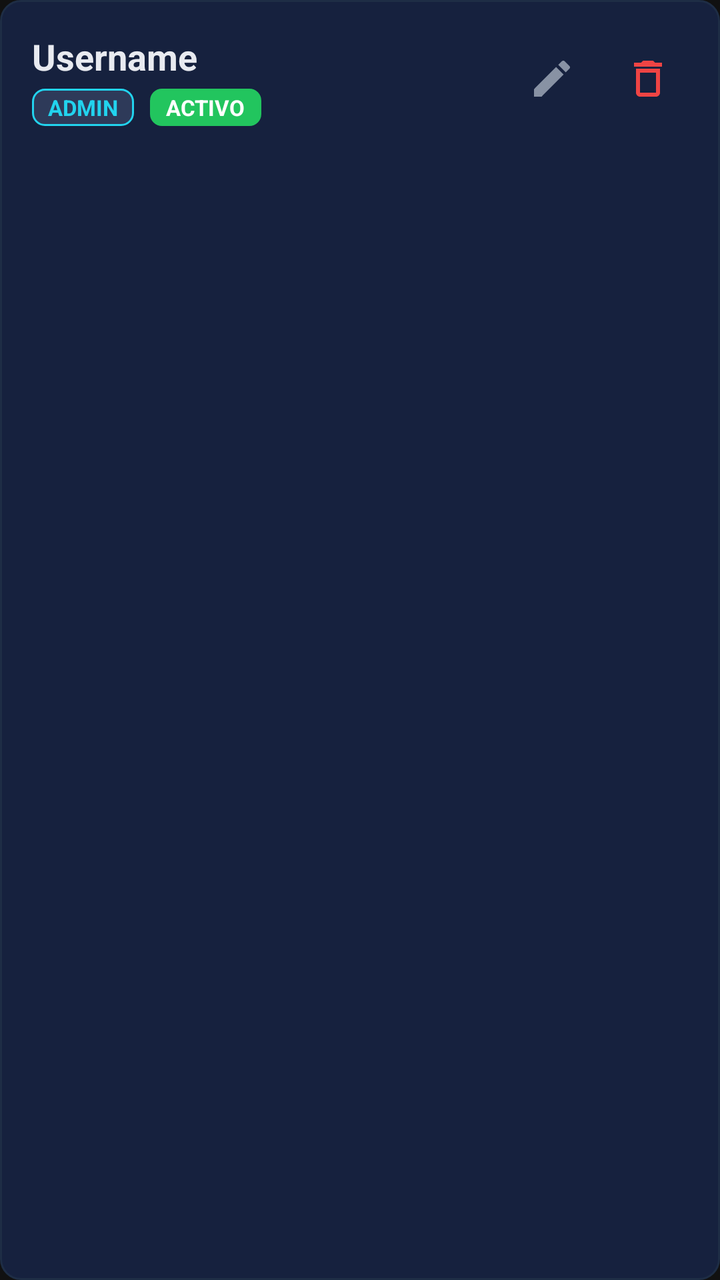
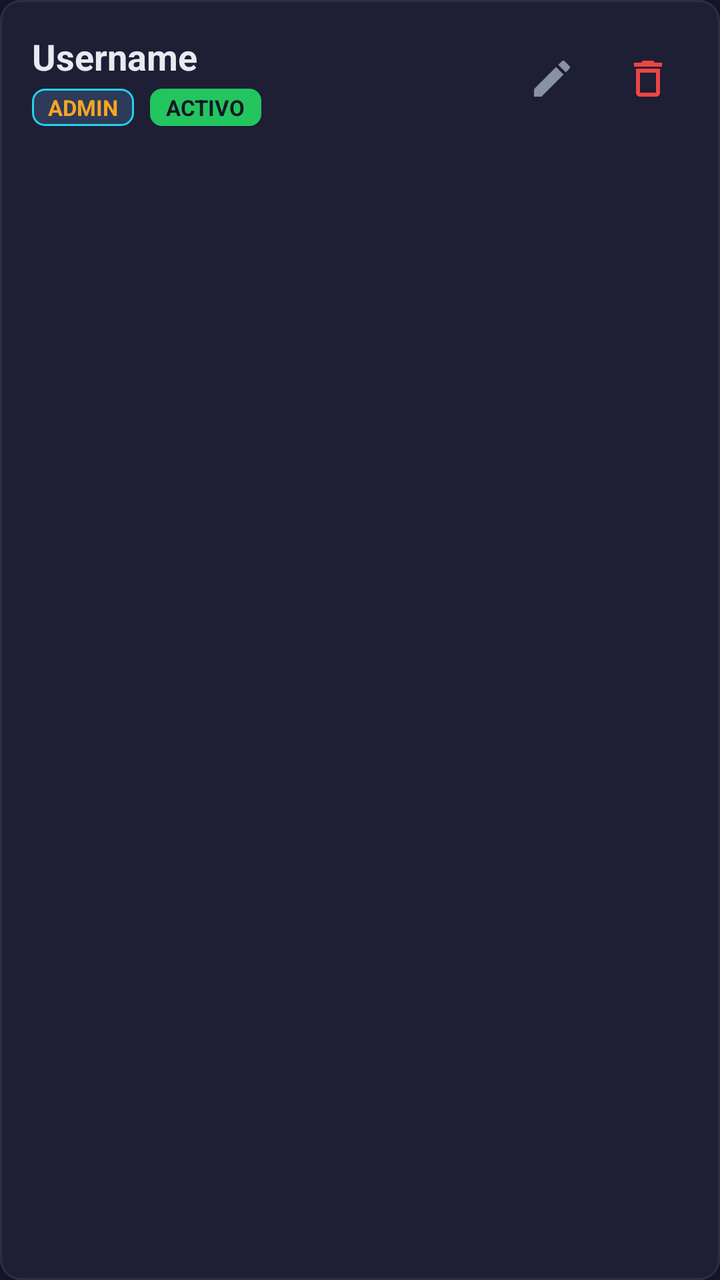

Screens rendered from an Android XML layout before and after an edit, with the pre-edit source and the edit as a unified diff.
<!-- AndroidManifest.xml: application theme Theme.Electrobazar -->
<!-- res/layout/item_worker_admin.xml -->
<?xml version="1.0" encoding="utf-8"?>
<LinearLayout xmlns:android="http://schemas.android.com/apk/res/android"
    xmlns:app="http://schemas.android.com/apk/res-auto"
    android:layout_width="match_parent"
    android:layout_height="wrap_content"
    android:layout_marginBottom="12dp"
    android:background="@drawable/bg_surface_rounded"
    android:orientation="vertical"
    android:padding="16dp">

    <LinearLayout
        android:layout_width="match_parent"
        android:layout_height="wrap_content"
        android:gravity="center_vertical"
        android:orientation="horizontal">

        <LinearLayout
            android:layout_width="0dp"
            android:layout_height="wrap_content"
            android:layout_weight="1"
            android:orientation="vertical">

            <TextView
                android:id="@+id/workerNameText"
                android:layout_width="wrap_content"
                android:layout_height="wrap_content"
                android:text="Username"
                android:textColor="@color/text_main"
                android:textSize="18sp"
                android:textStyle="bold" />

            <LinearLayout
                android:layout_width="wrap_content"
                android:layout_height="wrap_content"
                android:layout_marginTop="4dp"
                android:gravity="center_vertical"
                android:orientation="horizontal">

                <TextView
                    android:id="@+id/workerRoleBadge"
                    android:layout_width="wrap_content"
                    android:layout_height="wrap_content"
                    android:background="@drawable/badge_role_bg"
                    android:paddingHorizontal="8dp"
                    android:paddingVertical="2dp"
                    android:text="ADMIN"
                    android:textColor="#22d3ee"
                    android:textSize="11sp"
                    android:textStyle="bold" />

                <TextView
                    android:id="@+id/workerStatusBadge"
                    android:layout_width="wrap_content"
                    android:layout_height="wrap_content"
                    android:layout_marginStart="8dp"
                    android:background="@drawable/badge_active_yes"
                    android:paddingHorizontal="8dp"
                    android:paddingVertical="2dp"
                    android:text="ACTIVO"
                    android:textColor="@color/white"
                    android:textSize="11sp"
                    android:textStyle="bold" />

            </LinearLayout>
        </LinearLayout>

        <LinearLayout
            android:layout_width="wrap_content"
            android:layout_height="wrap_content"
            android:orientation="horizontal">

            <ImageButton
                android:id="@+id/editWorkerBtn"
                android:layout_width="40dp"
                android:layout_height="40dp"
                android:background="?attr/selectableItemBackgroundBorderless"
                android:src="@drawable/ic_edit"
                app:tint="@color/text_muted" />

            <ImageButton
                android:id="@+id/deleteWorkerBtn"
                android:layout_width="40dp"
                android:layout_height="40dp"
                android:layout_marginStart="8dp"
                android:background="?attr/selectableItemBackgroundBorderless"
                android:src="@drawable/ic_delete"
                app:tint="@color/danger" />
        </LinearLayout>
    </LinearLayout>

    <TextView
        android:id="@+id/workerLastActivityText"
        android:layout_width="wrap_content"
        android:layout_height="wrap_content"
        android:layout_marginTop="8dp"
        android:text="Última actividad: Hace 5 min"
        android:textColor="@color/text_muted"
        android:textSize="12sp"
        android:visibility="gone" />

</LinearLayout>
<!-- resources referenced by this layout -->
<resources>
  <color name="danger">#ef4444</color>
  <color name="text_main">#e8eaf0</color>
  <color name="text_muted">#8892a4</color>
  <color name="white">#FFFFFF</color>
  <!-- drawable badge_active_yes (drawable) -->
  <?xml version="1.0" encoding="utf-8"?>
  <shape xmlns:android="http://schemas.android.com/apk/res/android">
      <solid android:color="#22c55e" />
      <corners android:radius="6dp" />
  </shape>
  <!-- drawable badge_role_bg (drawable) -->
  <?xml version="1.0" encoding="utf-8"?>
  <shape xmlns:android="http://schemas.android.com/apk/res/android">
      <solid android:color="#2e3a59" />
      <stroke android:width="1dp" android:color="#22d3ee" />
      <corners android:radius="6dp" />
  </shape>
  <!-- drawable bg_surface_rounded (drawable) -->
  <?xml version="1.0" encoding="utf-8"?>
  <shape xmlns:android="http://schemas.android.com/apk/res/android">
      <solid android:color="@color/secondary" />
      <corners android:radius="10dp" />
      <stroke android:width="1dp" android:color="@color/border" />
  </shape>
  <!-- drawable ic_delete (drawable) -->
  <vector xmlns:android="http://schemas.android.com/apk/res/android"
      android:width="24dp"
      android:height="24dp"
      android:viewportWidth="24"
      android:viewportHeight="24">
      <path
          android:fillColor="#FF000000"
          android:pathData="M16,9v10H8V9h8m-1.5,-6h-5l-1,1H5v2h14V4h-3.5l-1,-1zM18,7H6v12c0,1.1 0.9,2 2,2h8c1.1,0 2,-0.9 2,-2V7z" />
  </vector>
  <!-- drawable ic_edit (drawable) -->
  <vector xmlns:android="http://schemas.android.com/apk/res/android"
      android:width="24dp"
      android:height="24dp"
      android:viewportWidth="24"
      android:viewportHeight="24">
      <path
          android:fillColor="#FFFFFF"
          android:pathData="M3,17.25V21h3.75L17.81,9.94l-3.75,-3.75L3,17.25zM20.71,7.04c0.39,-0.39 0.39,-1.02 0,-1.41l-2.34,-2.34c-0.39,-0.39 -1.02,-0.39 -1.41,0l-1.83,1.83 3.75,3.75 1.83,-1.83z" />
  </vector>
  <style name="Theme.Electrobazar" parent="Base.Theme.Electrobazar" />
  <color name="secondary">#16213e</color>
  <color name="border">#1e2d45</color>
  <style name="Base.Theme.Electrobazar" parent="Theme.Material3.DayNight.NoActionBar">
          <item name="colorPrimary">@color/primary</item>
          <item name="colorSecondary">@color/secondary</item>
          <item name="android:windowBackground">@color/background</item>
          <item name="android:textColorPrimary">@color/text_main</item>
          <item name="colorError">@color/danger</item>
      </style>
  <color name="primary">#1a1a2e</color>
  <color name="background">#111111</color>
</resources>

<!-- the commit's change to res/layout/item_worker_admin.xml (unified diff, before → after) -->
@@ -25,7 +25,7 @@
                 android:layout_width="wrap_content"
                 android:layout_height="wrap_content"
                 android:text="Username"
-                android:textColor="@color/text_main"
+                android:textColor="?attr/android:textColorPrimary"
                 android:textSize="18sp"
                 android:textStyle="bold" />
 
@@ -44,7 +44,7 @@
                     android:paddingHorizontal="8dp"
                     android:paddingVertical="2dp"
                     android:text="ADMIN"
-                    android:textColor="#22d3ee"
+                    android:textColor="?attr/colorPrimary"
                     android:textSize="11sp"
                     android:textStyle="bold" />
 
@@ -57,7 +57,7 @@
                     android:paddingHorizontal="8dp"
                     android:paddingVertical="2dp"
                     android:text="ACTIVO"
-                    android:textColor="@color/white"
+                    android:textColor="?attr/android:windowBackground"
                     android:textSize="11sp"
                     android:textStyle="bold" />
 
@@ -75,7 +75,7 @@
                 android:layout_height="40dp"
                 android:background="?attr/selectableItemBackgroundBorderless"
                 android:src="@drawable/ic_edit"
-                app:tint="@color/text_muted" />
+                app:tint="?attr/android:textColorSecondary" />
 
             <ImageButton
                 android:id="@+id/deleteWorkerBtn"
@@ -84,7 +84,7 @@
                 android:layout_marginStart="8dp"
                 android:background="?attr/selectableItemBackgroundBorderless"
                 android:src="@drawable/ic_delete"
-                app:tint="@color/danger" />
+                app:tint="?attr/colorError" />
         </LinearLayout>
     </LinearLayout>
 
@@ -94,7 +94,7 @@
         android:layout_height="wrap_content"
         android:layout_marginTop="8dp"
         android:text="Última actividad: Hace 5 min"
-        android:textColor="@color/text_muted"
+        android:textColor="?attr/android:textColorSecondary"
         android:textSize="12sp"
         android:visibility="gone" />
 
<!-- resource entries referenced after the edit -->
@@ -3,7 +3,6 @@
   <color name="danger">#ef4444</color>
   <color name="text_main">#e8eaf0</color>
   <color name="text_muted">#8892a4</color>
-  <color name="white">#FFFFFF</color>
   <!-- drawable badge_active_yes (drawable) -->
   <?xml version="1.0" encoding="utf-8"?>
   <shape xmlns:android="http://schemas.android.com/apk/res/android">
@@ -45,16 +44,36 @@
           android:pathData="M3,17.25V21h3.75L17.81,9.94l-3.75,-3.75L3,17.25zM20.71,7.04c0.39,-0.39 0.39,-1.02 0,-1.41l-2.34,-2.34c-0.39,-0.39 -1.02,-0.39 -1.41,0l-1.83,1.83 3.75,3.75 1.83,-1.83z" />
   </vector>
   <style name="Theme.Electrobazar" parent="Base.Theme.Electrobazar" />
-  <color name="secondary">#16213e</color>
-  <color name="border">#1e2d45</color>
+  <color name="secondary">#1e1e35</color>
+  <color name="border">#2c2c4d</color>
   <style name="Base.Theme.Electrobazar" parent="Theme.Material3.DayNight.NoActionBar">
-          <item name="colorPrimary">@color/primary</item>
-          <item name="colorSecondary">@color/secondary</item>
-          <item name="android:windowBackground">@color/background</item>
+          
+          <item name="colorPrimary">@color/accent</item>
+          <item name="colorOnPrimary">@color/primary</item>
+          <item name="colorSecondary">@color/accent</item>
+          <item name="colorOnSecondary">@color/primary</item>
+          <item name="colorPrimaryContainer">@color/surface</item>
+          <item name="colorOnPrimaryContainer">@color/text_main</item>
+          
+          <item name="colorSurface">@color/surface</item>
+          <item name="colorOnSurface">@color/text_main</item>
+          <item name="colorSurfaceVariant">@color/secondary</item>
+          <item name="colorOnSurfaceVariant">@color/text_muted</item>
+          <item name="colorOutline">@color/border</item>
+          
+          <item name="android:windowBackground">@color/primary</item>
+          <item name="android:colorBackground">@color/primary</item>
           <item name="android:textColorPrimary">@color/text_main</item>
+          <item name="android:textColorSecondary">@color/text_muted</item>
+          <item name="android:textColorHint">@color/text_muted</item>
+          
+          <item name="android:statusBarColor">@color/primary</item>
+          <item name="android:navigationBarColor">@color/primary</item>
+          
           <item name="colorError">@color/danger</item>
       </style>
-  <color name="primary">#1a1a2e</color>
-  <color name="background">#111111</color>
+  <color name="accent">#f5a623</color>
+  <color name="primary">#151525</color>
+  <color name="surface">#252545</color>
 </resources>
 
